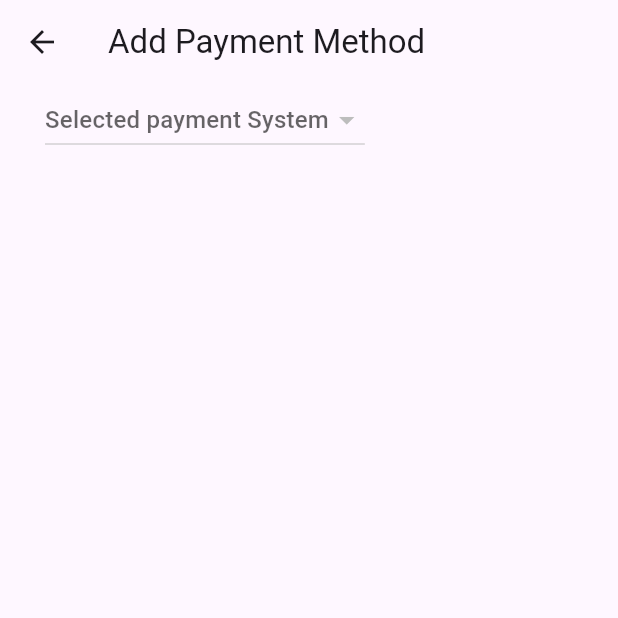
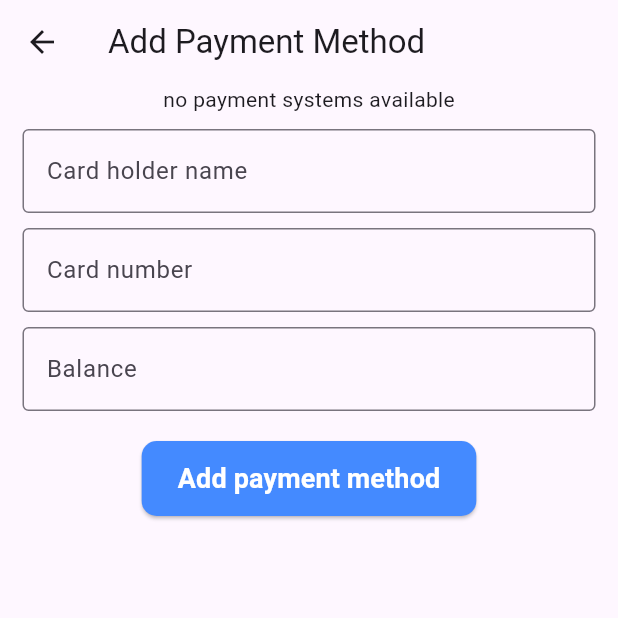
Before and after one commit to Zyp655/E-commerce, a Flutter app: the AddPaymentMethod screen opened directly, on a phone screen of 412 x 824 dp, the top half of it. Run offline on Flutter 3.47's test engine with Material 3 defaults, Android fonts, the phone set to English and light mode, and no system bars; our stand-ins replace cached_network_image, cloud_firestore, dotted_line, firebase_auth, firebase_core, firebase_storage and 5 more; accounts and stored records are empty; network calls fail.

Commit message:
add payment method v2

```diff
--- a/lib/Core/Provider/cart_provider.dart
+++ b/lib/Core/Provider/cart_provider.dart
@@ -11,9 +11,11 @@ final cartService = ChangeNotifierProvider<CartProvider>(
 
 class CartProvider extends ChangeNotifier {
   List<CartModel> _carts = [];
-
   List<CartModel> get carts => _carts;
   final FirebaseFirestore _firestore = FirebaseFirestore.instance;
+  CartProvider(){
+    loadCartItems();
+  }
 
   void reset() {
     _carts = [];
@@ -119,6 +121,7 @@ class CartProvider extends ChangeNotifier {
     }catch(e){
       print(e.toString());
     }
+    notifyListeners();
   }
   Future<void> deleteCartItem(String productId) async{
     int index =_carts.indexWhere((element)=> element.productId == productId);
--- a/lib/View/Role_based_login/User/Screen/Payment/add_payment.dart
+++ b/lib/View/Role_based_login/User/Screen/Payment/add_payment.dart
@@ -1,5 +1,7 @@
-import 'dart:convert';
-
+import 'package:e_commerce/Widgets/my_button.dart';
+import 'package:e_commerce/Widgets/show_scackbar.dart';
+import 'package:firebase_auth/firebase_auth.dart';
+import 'package:mask_text_input_formatter/mask_text_input_formatter.dart';
 import 'package:cached_network_image/cached_network_image.dart';
 import 'package:cloud_firestore/cloud_firestore.dart';
 import 'package:flutter/material.dart';
@@ -12,49 +14,52 @@ class AddPaymentMethod extends StatefulWidget {
 }
 
 class _AddPaymentMethodState extends State<AddPaymentMethod> {
+  final TextEditingController _userNameController = TextEditingController();
+  final TextEditingController _cardNumberController = TextEditingController();
+  final TextEditingController _balanceController = TextEditingController();
+  final TextEditingController _addressController = TextEditingController();
+  final maskFormatter = MaskTextInputFormatter(
+    mask: '**** **** **** ****',
+    filter: {'*': RegExp(r'[0-9]')},
+  );
+  double balance = 0.0;
   String? selectedPaymentSystem;
-  Map<String , dynamic>? selectedPaymentSystemData;
+  Map<String, dynamic>? selectedPaymentSystemData;
   final _formKey = GlobalKey<FormState>();
-  Future<List<Map<String , dynamic >>> fetchPaymentSystems() async{
-    QuerySnapshot snapshot =
-      await FirebaseFirestore.instance.collection('payment_methods').get();
-    return snapshot.docs.map((doc) =>{
-      'name':doc['name'],
-      'image':doc['image'],
-    }).toList();
+
+  Future<List<Map<String, dynamic>>> fetchPaymentSystems() async {
+    QuerySnapshot snapshot = await FirebaseFirestore.instance
+        .collection('payment_methods')
+        .get();
+    return snapshot.docs
+        .map((doc) => {'name': doc['name'], 'image': doc['image']})
+        .toList();
   }
+
   @override
   Widget build(BuildContext context) {
     return Scaffold(
-      appBar: AppBar(
-        title: Text(
-          'Add Payment Method',
-        ),
-      ),
+      appBar: AppBar(title: Text('Add Payment Method')),
       body: SafeArea(
         child: Padding(
           padding: EdgeInsets.symmetric(horizontal: 15),
           child: Form(
-                child: Padding(
-                  padding: EdgeInsets.symmetric(horizontal: 15),
-                  child: Form(
+            key: _formKey,
             child: Column(
-                        key: _formKey,
               children: [
                 FutureBuilder(
                   future: fetchPaymentSystems(),
-                              builder: (context,snapshot){
-                                if(snapshot.hasError){
-                                  return Text(
-                                    'Error: (${snapshot.error}');
-                                }else if(!snapshot.hasData || snapshot.data!.isNotEmpty){
+                  builder: (context, snapshot) {
+                    if (snapshot.hasError) {
+                      return Text('Error: (${snapshot.error}');
+                    } else if (!snapshot.hasData || snapshot.data!.isEmpty) {
                       return const Text('no payment systems available');
                     }
                     return DropdownButton<String>(
                       elevation: 2,
                       value: selectedPaymentSystem,
                       hint: Text('Selected payment System'),
-                                    items: snapshot.data!.map((system){
+                      items: snapshot.data!.map((system) {
                         return DropdownMenuItem<String>(
                           value: system['name'],
                           child: Row(
@@ -67,31 +72,110 @@ class _AddPaymentMethodState extends State<AddPaymentMethod> {
                                     const Icon(Icons.error),
                               ),
                               const SizedBox(width: 10),
-                                              Text(system['name'])
+                              Text(system['name']),
                             ],
                           ),
                         );
                       }).toList(),
-                                    onChanged: (value){
+                      onChanged: (value) {
                         setState(() {
                           selectedPaymentSystem = value;
-                                        selectedPaymentSystemData = snapshot.data!
-                                          .firstWhere(
-                                            (system)=> system['name'] == value
+                          selectedPaymentSystemData = snapshot.data!.firstWhere(
+                            (system) => system['name'] == value,
                           );
                         });
+                      },
+                    );
+                  },
+                ),
+                const SizedBox(height: 10),
+                TextFormField(
+                  controller: _userNameController,
+                  keyboardType: TextInputType.name,
+                  decoration: const InputDecoration(
+                    labelText: 'Card holder name',
+                    hintText: 'vd:nguyen van A',
+                    border: OutlineInputBorder(),
+                  ),
+                  validator: (value) {
+                    if (value == null || value.trim().length < 6) {
+                      return 'provide your full name';
                     }
-                                );
+                    return null;
+                  },
+                ),
+                const SizedBox(height: 10),
+                TextFormField(
+                  controller: _cardNumberController,
+                  keyboardType: TextInputType.number,
+                  decoration: const InputDecoration(
+                    labelText: 'Card number',
+                    hintText: 'vd:1343 1234 1422 3221 ',
+                    border: OutlineInputBorder(),
+                  ),
+                  inputFormatters: [maskFormatter],
+                  validator: (value) {
+                    if (value == null ||
+                        value.replaceAll(' ', '').length != 16) {
+                      return 'card number must be exactly 16 digits';
                     }
-                          )
+                    return null;
+                  },
+                ),
+                SizedBox(height: 10),
+                TextFormField(
+                  controller: _balanceController,
+                  decoration: InputDecoration(
+                    labelText: 'Balance',
+                    prefixText: '\$',
+                    hintText: '40',
+                    border: OutlineInputBorder(),
+                  ),
+                  keyboardType: TextInputType.number,
+                  onChanged: (value) => balance = double.tryParse(value) ?? 0.0,
+                ),
+                const SizedBox(height: 20),
+                MyButton(
+                  onTab: () => addPaymentMethod(),
+                  buttonText: 'Add payment method',
+                ),
               ],
-                      )
-                  ),
-                )
             ),
           ),
-
+        ),
       ),
     );
   }
+
+  void addPaymentMethod() async {
+    if (!_formKey.currentState!.validate()) {
+      return;
     }
+    final userId = FirebaseAuth.instance.currentUser?.uid;
+    if (userId != null && selectedPaymentSystemData != null) {
+      final paymentCollection = FirebaseFirestore.instance.collection(
+        'User Payment Method',
+      );
+      final existingMethods = await paymentCollection
+          .where('userId', isEqualTo: userId)
+          .where('paymentSystem', isEqualTo: selectedPaymentSystemData!['name'])
+          .get();
+      if (existingMethods.docs.isNotEmpty) {
+        showSnakeBar(context, 'u have already added this payment method');
+        return;
+      }
+      await paymentCollection.add({
+        'userName': _userNameController.text.trim(),
+        'cardNumer': _cardNumberController.text.trim(),
+        'balance': balance,
+        'userId': userId,
+        'paymentSystem': selectedPaymentSystemData!['name'],
+        'image': selectedPaymentSystemData!['image'],
+      });
+      showSnakeBar(context, 'payment method successfully added');
+      Navigator.pop(context);
+    } else {
+      showSnakeBar(context, 'failded to add payment method.please try again');
+    }
+  }
+}
```
Also changed, not shown: lib/View/Role_based_login/User/Screen/Payment/payment_screen.dart (+17 -1 lines), lib/View/Role_based_login/User/Screen/User Profile/user_profile.dart (+9 -0 lines). Lines whose indentation alone changed are shown as unchanged.
